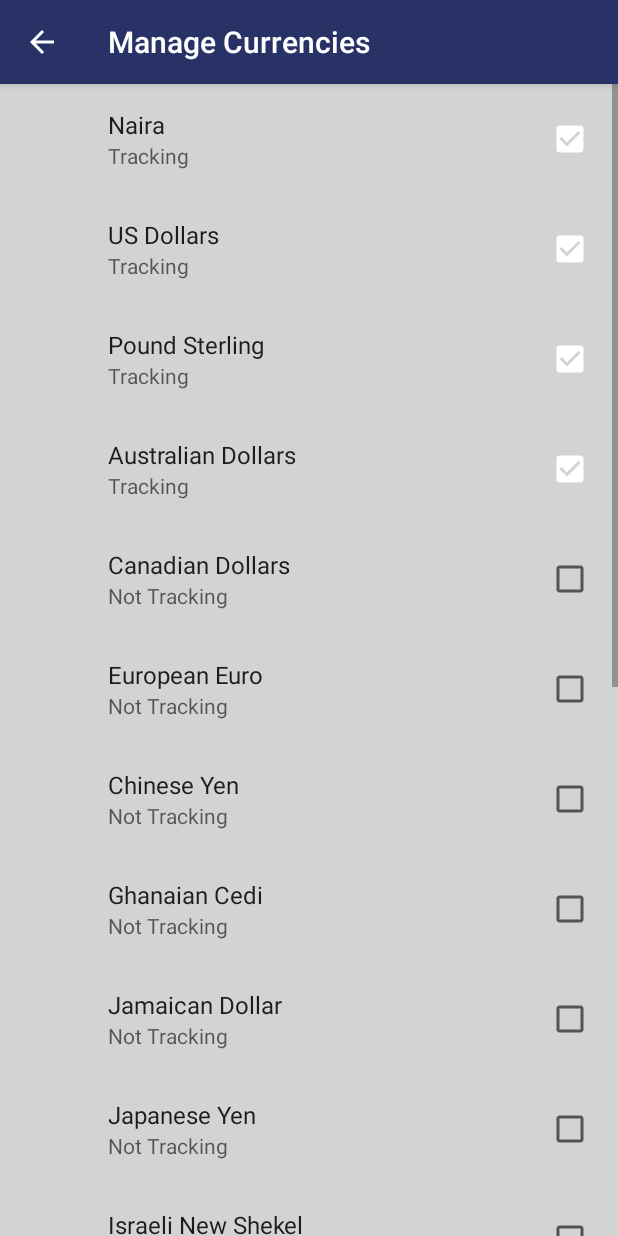
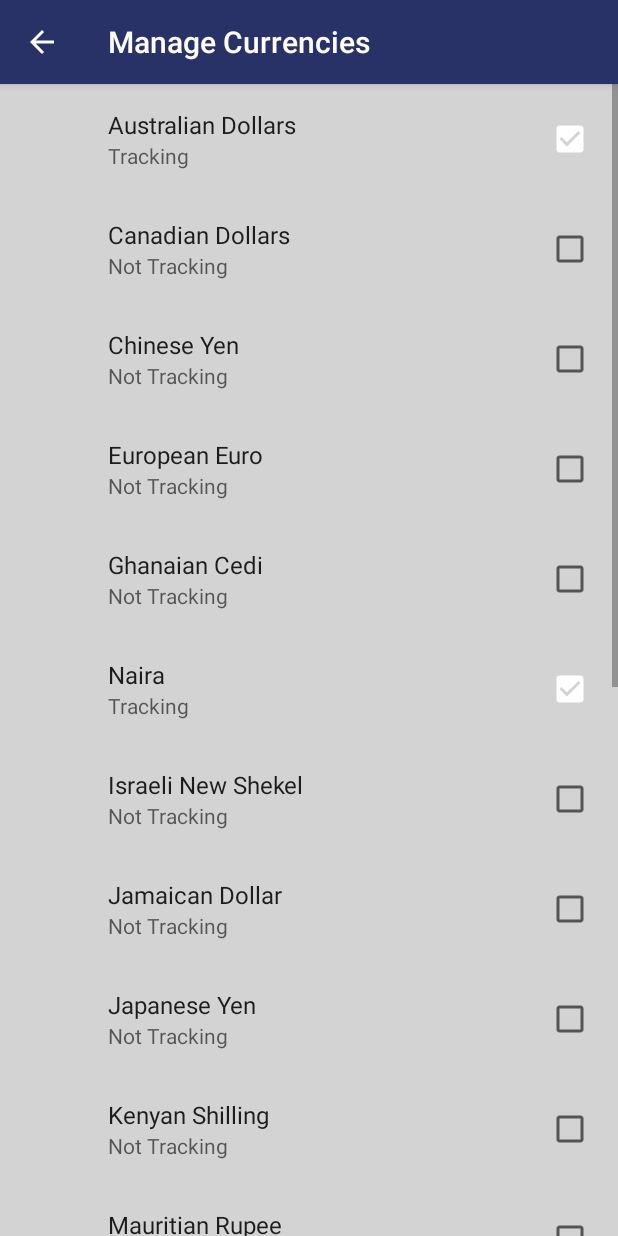
Before and after one commit to ccmelas/crypt-ex, an Android app: the AddCurrencyFragment screen opened directly, with no data from a screen before it, on a phone screen of 412 x 824 dp. Run offline under Robolectric (Android 15) with nearby library versions, the phone set to English and light mode, and no system bars; our stand-ins replace androidx.preference.

Commit message:
Massive app resources and code clean up

```diff
--- a/app/src/main/java/com/example/melas/cryptex/MainActivity.java
+++ b/app/src/main/java/com/example/melas/cryptex/MainActivity.java
@@ -34,7 +34,7 @@ public class MainActivity extends AppCompatActivity implements CurrencyAdapter.L
 
     private final static String QUERY1 = "BTC,ETH";
     private final static String QUERY2 =
-            "USD,NGN,GBP,AUD,CAD,EUR,CNY,GHS,ILS,JMD,JPY,KES,MUR,MXN,NOK,QAR,RUB,RWF,SEK,ZAR";
+            "USD,NGN,AUD,CAD,CNY,EUR,GBP,GHS,ILS,JMD,JPY,KES,MUR,MXN,NOK,QAR,RUB,RWF,SEK,ZAR";
     public static final String DATA_CURRENCY = "currency";
 
     private SwipeRefreshLayout swipeRefreshLayout;
@@ -155,7 +155,7 @@ public class MainActivity extends AppCompatActivity implements CurrencyAdapter.L
 
             @Override
             public void onFailure(Call<ApiResponse> call, Throwable t) {
-                showErrors(t.getMessage());
+                showErrors(getString(R.string.api_failure, t.getLocalizedMessage()));
             }
         });
     }
--- a/app/src/main/res/layout/activity_conversion.xml
+++ b/app/src/main/res/layout/activity_conversion.xml
@@ -1,40 +1,35 @@
 <?xml version="1.0" encoding="utf-8"?>
 <LinearLayout xmlns:android="http://schemas.android.com/apk/res/android"
-    xmlns:app="http://schemas.android.com/apk/res-auto"
     xmlns:tools="http://schemas.android.com/tools"
     android:layout_width="match_parent"
     android:layout_height="match_parent"
     tools:context="com.example.melas.cryptex.ConversionActivity"
     android:orientation="vertical"
-    android:padding="24dp">
+    android:padding="@dimen/conversion_screen_padding">
 
     <EditText
         android:id="@+id/currency_input"
         android:layout_width="match_parent"
         android:layout_height="wrap_content"
         android:inputType="numberDecimal"
-        android:layout_marginBottom="16dp"
+        android:layout_marginBottom="@dimen/conversion_screen_text_views_bottom_margin"
         android:text="@string/conversion_start_value"
-        android:textSize="24sp"/>
+        android:textSize="@dimen/conversion_result_text_size"/>
 
     <TextView
         android:id="@+id/btc_value"
         android:layout_width="match_parent"
         android:layout_height="wrap_content"
         android:drawableStart="@drawable/ic_bitcoin"
-        android:drawablePadding="16dp"
+        android:layout_marginBottom="@dimen/conversion_screen_text_views_bottom_margin"
         tools:text="127,000,000"
-        android:layout_marginBottom="16dp"
-        android:textSize="24sp"
-        android:textColor="@color/colorPrimaryDark"/>
+        style="@style/conversion_result_text"/>
 
     <TextView
         android:id="@+id/eth_value"
         android:layout_width="match_parent"
         android:layout_height="wrap_content"
         android:drawableStart="@drawable/ic_ethereum"
-        android:drawablePadding="16dp"
         tools:text="127,000,000"
-        android:textSize="24sp"
-        android:textColor="@color/colorPrimaryDark"/>
+        style="@style/conversion_result_text"/>
 </LinearLayout>
--- a/app/src/main/res/layout/content_main.xml
+++ b/app/src/main/res/layout/content_main.xml
@@ -7,7 +7,7 @@
     app:layout_behavior="@string/appbar_scrolling_view_behavior"
     tools:context="com.example.melas.cryptex.MainActivity"
     tools:showIn="@layout/activity_main"
-    android:padding="16dp">
+    android:padding="@dimen/content_main_padding">
     <android.support.v4.widget.SwipeRefreshLayout
         android:id="@+id/swipe_refresh_layout"
         android:layout_width="match_parent"
@@ -24,7 +24,7 @@
         android:layout_centerInParent="true"
         android:visibility="invisible"
         android:gravity="center"
-        android:textSize="18sp"
+        android:textSize="@dimen/error_message_text_size"
         android:textColor="@android:color/holo_red_dark"
         tools:text="@string/error_message"/>
 </RelativeLayout>
--- a/app/src/main/res/layout/currency.xml
+++ b/app/src/main/res/layout/currency.xml
@@ -13,13 +13,13 @@
         android:layout_height="wrap_content"
         android:orientation="vertical"
         android:baselineAligned="false"
-        android:padding="12dp">
+        android:padding="@dimen/currency_parent_linear_layout_padding">
         <LinearLayout
             android:layout_width="match_parent"
             android:layout_weight="1"
             android:layout_height="0dp"
             android:orientation="horizontal"
-            android:layout_marginBottom="12dp">
+            android:layout_marginBottom="@dimen/currency_child_linear_layout_margin_bottom">
             <RelativeLayout
                 android:layout_width="0dp"
                 android:layout_weight="1"
@@ -30,7 +30,7 @@
                     android:layout_width="match_parent"
                     android:layout_height="@dimen/currency_image_height"
                     android:src="@drawable/ic_bitcoin"
-                    android:layout_marginBottom="12dp"
+                    android:layout_marginBottom="@dimen/currency_image_margin_bottom"
                     android:contentDescription="@string/bitcoin_icon"/>
                 <TextView
                     android:id="@+id/btc_value"
@@ -50,7 +50,7 @@
                     android:layout_width="match_parent"
                     android:layout_height="@dimen/currency_image_height"
                     android:src="@drawable/ic_ethereum"
-                    android:layout_marginBottom="12dp"
+                    android:layout_marginBottom="@dimen/currency_image_margin_bottom"
                     android:contentDescription="@string/ethereum_icon"/>
                 <TextView
                     android:id="@+id/eth_value"
@@ -66,7 +66,7 @@
             android:layout_width="match_parent"
             android:layout_height="wrap_content"
             android:gravity="center"
-            android:textSize="20sp"
+            android:textSize="@dimen/currency_name_text_size"
             android:textStyle="bold"
             android:textAllCaps="true"
             android:textColor="@color/colorPrimaryDark"
--- a/app/src/main/res/values/dimens.xml
+++ b/app/src/main/res/values/dimens.xml
@@ -1,6 +1,18 @@
 <resources>
     <dimen name="fab_margin">16dp</dimen>
+    <dimen name="error_message_text_size">18sp</dimen>
+    <dimen name="content_main_padding">16dp</dimen>
+
     <dimen name="currency_image_height">24dp</dimen>
+    <dimen name="currency_image_margin_bottom">12dp</dimen>
+    <dimen name="currency_name_text_size">20sp</dimen>
     <dimen name="currency_card_corner_radius">12dp</dimen>
     <dimen name="currency_card_margin_bottom">10dp</dimen>
+    <dimen name="currency_parent_linear_layout_padding">12dp</dimen>
+    <dimen name="currency_child_linear_layout_margin_bottom">12dp</dimen>
+
+    <dimen name="conversion_screen_text_views_bottom_margin">16dp</dimen>
+    <dimen name="conversion_screen_padding">24dp</dimen>
+    <dimen name="conversion_result_text_size">26sp</dimen>
+    <dimen name="conversion_result_drawable_padding">16dp</dimen>
 </resources>
--- a/app/src/main/res/values/strings.xml
+++ b/app/src/main/res/values/strings.xml
@@ -3,6 +3,7 @@
     <string name="action_settings">Settings</string>
     <string name="error_message">An error occurred. Please swipe down to refresh</string>
     <string name="network_error">Network error. Check your network and swipe down to refresh</string>
+    <string name="api_failure">%1$s. Please swipe down to refresh</string>
     <string name="currency_summary_off">Not Tracking</string>
     <string name="currency_summary_on">Tracking</string>
     <string name="ethereum_icon">Ethereum Icon</string>
@@ -10,4 +11,50 @@
     <string name="conversion_start_value">1</string>
     <string name="add_currency_label">Manage Currencies</string>
     <string name="conversion_activity_label">Crypto Calculator</string>
+
+    <!-- user choices values -->
+    <string name="user_choice_true" translatable="false">true</string>
+    <string name="user_choice_false" translatable="false">false</string>
+
+    <!-- currencies key-value pairs -->
+    <string name="naira_key" translatable="false">NGN</string>
+    <string name="naira">Naira</string>
+    <string name="us_dollars_key" translatable="false">USD</string>
+    <string name="us_dollars">US Dollars</string>
+    <string name="pound_sterling_key" translatable="false">GBP</string>
+    <string name="pound_sterling">Pound Sterling</string>
+    <string name="australian_dollars_key" translatable="false">AUD</string>
+    <string name="australian_dollars">Australian Dollars</string>
+    <string name="canadian_dollars_key" translatable="false">CAD</string>
+    <string name="canadian_dollars">Canadian Dollars</string>
+    <string name="european_euro_key" translatable="false">EUR</string>
+    <string name="european_euro">European Euro</string>
+    <string name="chinese_yen_key" translatable="false">CNY</string>
+    <string name="chinese_yen">Chinese Yen</string>
+    <string name="ghanaian_cedi_key" translatable="false">GHS</string>
+    <string name="ghanaian_cedi">Ghanaian Cedi</string>
+    <string name="jamaican_dollar_key" translatable="false">JMD</string>
+    <string name="jamaican_dollar">Jamaican Dollar</string>
+    <string name="japanese_yen_key" translatable="false">JPY</string>
+    <string name="japanese_yen">Japanese Yen</string>
+    <string name="israeli_new_shekel_key" translatable="false">ILS</string>
+    <string name="israeli_new_shekel">Israeli New Shekel</string>
+    <string name="kenyan_shilling_key" translatable="false">KES</string>
+    <string name="kenyan_shilling">Kenyan Shilling</string>
+    <string name="mauritian_rupee_key" translatable="false">MUR</string>
+    <string name="mauritian_rupee">Mauritian Rupee</string>
+    <string name="mexican_peso_key" translatable="false">MXN</string>
+    <string name="mexican_peso">Mexican Peso</string>
+    <string name="norwegian_krone_key" translatable="false">NOK</string>
+    <string name="norwegian_krone">Norwegian Krone</string>
+    <string name="qatari_riyal_key" translatable="false">QAR</string>
+    <string name="qatari_riyal">Qatari Riyal</string>
+    <string name="russian_ruble_key" translatable="false">RUB</string>
+    <string name="russian_ruble">Russian Ruble</string>
+    <string name="rwandan_fran_key" translatable="false">RWF</string>
+    <string name="rwandan_franc">Rwandan Franc</string>
+    <string name="swedish_krona_key" translatable="false">SEK</string>
+    <string name="swedish_krona">Swedish krona</string>
+    <string name="south_african_rand_key" translatable="false">ZAR</string>
+    <string name="south_african_rand">South African Rand</string>
 </resources>
--- a/app/src/main/res/values/styles.xml
+++ b/app/src/main/res/values/styles.xml
@@ -32,4 +32,12 @@
         <item name="android:textColor">@color/colorPrimaryDark</item>
     </style>
 
+    <style name="conversion_result_text">
+        <item name="android:drawablePadding">@dimen/conversion_result_drawable_padding</item>
+        <item name="android:textSize">@dimen/conversion_result_text_size</item>
+        <item name="android:textColor">@color/colorPrimaryDark</item>
+        <item name="android:fontFamily">casual</item>
+        <item name="android:textStyle">bold</item>
+    </style>
+
 </resources>
--- a/app/src/main/res/xml/currency_preferences.xml
+++ b/app/src/main/res/xml/currency_preferences.xml
@@ -1,123 +1,123 @@
 <?xml version="1.0" encoding="utf-8"?>
 <PreferenceScreen xmlns:android="http://schemas.android.com/apk/res/android">
     <CheckBoxPreference
-        android:defaultValue="true"
-        android:key="NGN"
+        android:defaultValue="@string/user_choice_true"
+        android:key="@string/australian_dollars_key"
         android:summaryOff="@string/currency_summary_off"
         android:summaryOn="@string/currency_summary_on"
-        android:title="Naira"/>
+        android:title="@string/australian_dollars"/>
     <CheckBoxPreference
-        android:defaultValue="true"
-        android:key="USD"
+        android:defaultValue="@string/user_choice_false"
+        android:key="@string/canadian_dollars_key"
         android:summaryOff="@string/currency_summary_off"
         android:summaryOn="@string/currency_summary_on"
-        android:title="US Dollars"/>
+        android:title="@string/canadian_dollars"/>
     <CheckBoxPreference
-        android:defaultValue="true"
-        android:key="GBP"
+        android:defaultValue="@string/user_choice_false"
+        android:key="@string/chinese_yen_key"
         android:summaryOff="@string/currency_summary_off"
         android:summaryOn="@string/currency_summary_on"
-        android:title="Pound Sterling"/>
+        android:title="@string/chinese_yen"/>
     <CheckBoxPreference
-        android:defaultValue="true"
-        android:key="AUD"
+        android:defaultValue="@string/user_choice_false"
+        android:key="@string/european_euro_key"
         android:summaryOff="@string/currency_summary_off"
         android:summaryOn="@string/currency_summary_on"
-        android:title="Australian Dollars"/>
+        android:title="@string/european_euro"/>
     <CheckBoxPreference
-        android:defaultValue="false"
-        android:key="CAD"
+        android:defaultValue="@string/user_choice_false"
+        android:key="@string/ghanaian_cedi_key"
         android:summaryOff="@string/currency_summary_off"
         android:summaryOn="@string/currency_summary_on"
-        android:title="Canadian Dollars"/>
+        android:title="@string/ghanaian_cedi"/>
     <CheckBoxPreference
-        android:defaultValue="false"
-        android:key="EUR"
+        android:defaultValue="@string/user_choice_true"
+        android:key="@string/naira_key"
         android:summaryOff="@string/currency_summary_off"
         android:summaryOn="@string/currency_summary_on"
-        android:title="European Euro"/>
+        android:title="@string/naira"/>
     <CheckBoxPreference
-        android:defaultValue="false"
-        android:key="CNY"
+        android:defaultValue="@string/user_choice_false"
+        android:key="@string/israeli_new_shekel_key"
         android:summaryOff="@string/currency_summary_off"
         android:summaryOn="@string/currency_summary_on"
-        android:title="Chinese Yen"/>
+        android:title="@string/israeli_new_shekel"/>
     <CheckBoxPreference
-        android:defaultValue="false"
-        android:key="GHS"
+        android:defaultValue="@string/user_choice_false"
+        android:key="@string/jamaican_dollar_key"
         android:summaryOff="@string/currency_summary_off"
         android:summaryOn="@string/currency_summary_on"
-        android:title="Ghanaian Cedi"/>
+        android:title="@string/jamaican_dollar"/>
     <CheckBoxPreference
-        android:defaultValue="false"
-        android:key="JMD"
+        android:defaultValue="@string/user_choice_false"
+        android:key="@string/japanese_yen_key"
         android:summaryOff="@string/currency_summary_off"
         android:summaryOn="@string/currency_summary_on"
-        android:title="Jamaican Dollar"/>
+        android:title="@string/japanese_yen"/>
     <CheckBoxPreference
-        android:defaultValue="false"
-        android:key="JPY"
+        android:defaultValue="@string/user_choice_false"
+        android:key="@string/kenyan_shilling_key"
         android:summaryOff="@string/currency_summary_off"
         android:summaryOn="@string/currency_summary_on"
-        android:title="Japanese Yen"/>
+        android:title="@string/kenyan_shilling"/>
     <CheckBoxPreference
-        android:defaultValue="false"
-        android:key="ILS"
+        android:defaultValue="@string/user_choice_false"
+        android:key="@string/mauritian_rupee_key"
         android:summaryOff="@string/currency_summary_off"
         android:summaryOn="@string/currency_summary_on"
-        android:title="Israeli New Shekel"/>
+        android:title="@string/mauritian_rupee"/>
     <CheckBoxPreference
-        android:defaultValue="false"
-        android:key="KES"
+        android:defaultValue="@string/user_choice_false"
+        android:key="@string/mexican_peso_key"
         android:summaryOff="@string/currency_summary_off"
         android:summaryOn="@string/currency_summary_on"
-        android:title="Kenyan Shilling"/>
+        android:title="@string/mexican_peso"/>
     <CheckBoxPreference
-        android:defaultValue="false"
-        android:key="MUR"
+        android:defaultValue="@string/user_choice_false"
+        android:key="@string/norwegian_krone_key"
         android:summaryOff="@string/currency_summary_off"
         android:summaryOn="@string/currency_summary_on"
-        android:title="Mauritian Rupee"/>
+        android:title="@string/norwegian_krone"/>
     <CheckBoxPreference
-        android:defaultValue="false"
-        android:key="MXN"
+        android:defaultValue="@string/user_choice_true"
+        android:key="@string/pound_sterling_key"
         android:summaryOff="@string/currency_summary_off"
         android:summaryOn="@string/currency_summary_on"
-        android:title="Mexican Peso"/>
+        android:title="@string/pound_sterling"/>
     <CheckBoxPreference
-        android:defaultValue="false"
-        android:key="NOK"
+        android:defaultValue="@string/user_choice_false"
+        android:key="@string/qatari_riyal_key"
         android:summaryOff="@string/currency_summary_off"
         android:summaryOn="@string/currency_summary_on"
-        android:title="Norwegian Krone"/>
+        android:title="@string/qatari_riyal"/>
     <CheckBoxPreference
-        android:defaultValue="false"
-        android:key="QAR"
+        android:defaultValue="@string/user_choice_false"
+        android:key="@string/russian_ruble_key"
         android:summaryOff="@string/currency_summary_off"
         android:summaryOn="@string/currency_summary_on"
-        android:title="Qatari Riyal"/>
+        android:title="@string/russian_ruble"/>
     <CheckBoxPreference
-        android:defaultValue="false"
-        android:key="RUB"
+        android:defaultValue="@string/user_choice_false"
+        android:key="@string/rwandan_fran_key"
         android:summaryOff="@string/currency_summary_off"
         android:summaryOn="@string/currency_summary_on"
-        android:title="Russian Ruble"/>
+        android:title="@string/rwandan_franc"/>
     <CheckBoxPreference
-        android:defaultValue="false"
-        android:key="RWF"
+        android:defaultValue="@string/user_choice_false"
+        android:key="@string/swedish_krona_key"
         android:summaryOff="@string/currency_summary_off"
         android:summaryOn="@string/currency_summary_on"
-        android:title="Rwandan Franc"/>
+        android:title="@string/swedish_krona"/>
     <CheckBoxPreference
-        android:defaultValue="false"
-        android:key="SEK"
+        android:defaultValue="@string/user_choice_false"
+        android:key="@string/south_african_rand_key"
         android:summaryOff="@string/currency_summary_off"
         android:summaryOn="@string/currency_summary_on"
-        android:title="Swedish krona"/>
+        android:title="@string/south_african_rand"/>
     <CheckBoxPreference
-        android:defaultValue="false"
-        android:key="ZAR"
+        android:defaultValue="@string/user_choice_true"
+        android:key="@string/us_dollars_key"
         android:summaryOff="@string/currency_summary_off"
         android:summaryOn="@string/currency_summary_on"
-        android:title="South African Rand"/>
+        android:title="@string/us_dollars"/>
 </PreferenceScreen>
```
